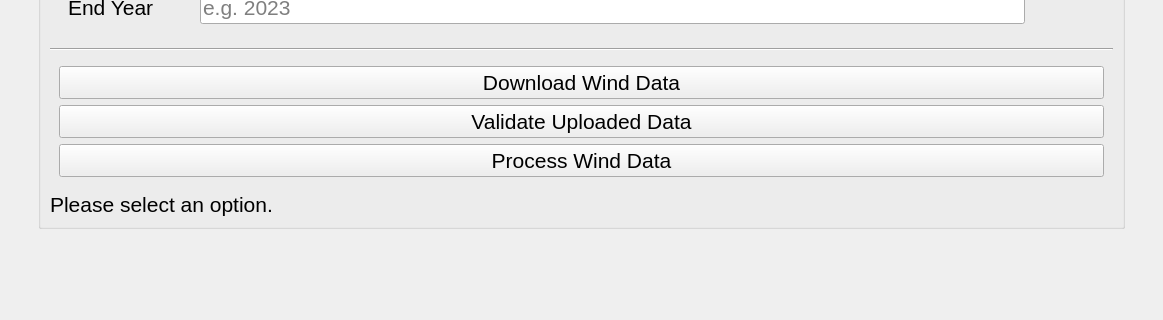
Qt form progress/ui/forms/wind/wind.ui (sandialabs/snl-progress) before a commit; both pictures show x 0 to 1163 and y 441 to 761 of the 1163 by 908 pixel window.
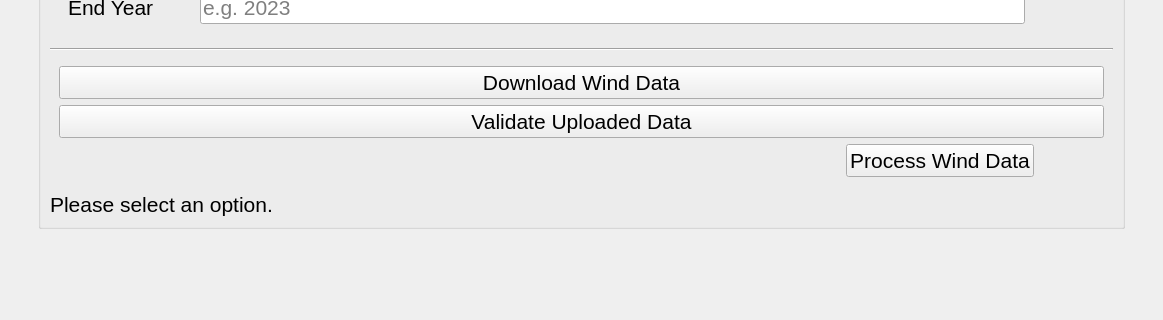
The same form after that commit. Icons and pictures are not drawn.

Commit message:
feat: wire wind page download and transition rate processing with background threads
Implement the full wind data workflow on the GUI side:
- Add ERA5 download handler with year validation and confirmation
- Add transition rate processing via WorkerThread, read back t_rate.xlsx
  into DataHandler.tr_mats on success
- Add user data validation path with separate process flow
- Replace print statements with structured logging in mod_wind.py
- Configure CDSAPI client timeout and retry settings
- Wrap process button in frame_process_wind with info help button

Diff of the .ui file:
```diff
--- a/progress/ui/forms/wind/wind.ui
+++ b/progress/ui/forms/wind/wind.ui
@@ -307,10 +307,67 @@
                     </widget>
                    </item>
                    <item>
-                    <widget class="QPushButton" name="btn_process_wind">
-                     <property name="text">
-                      <string>Process Wind Data</string>
+                    <widget class="QFrame" name="frame_process_wind">
+                     <property name="frameShape">
+                      <enum>QFrame::NoFrame</enum>
                      </property>
+                     <property name="frameShadow">
+                      <enum>QFrame::Plain</enum>
+                     </property>
+                     <layout class="QHBoxLayout" name="horizontalLayout">
+                      <property name="leftMargin">
+                       <number>0</number>
+                      </property>
+                      <property name="topMargin">
+                       <number>0</number>
+                      </property>
+                      <property name="rightMargin">
+                       <number>0</number>
+                      </property>
+                      <property name="bottomMargin">
+                       <number>0</number>
+                      </property>
+                      <item>
+                       <spacer name="horizontalSpacer">
+                        <property name="orientation">
+                         <enum>Qt::Horizontal</enum>
+                        </property>
+                        <property name="sizeHint" stdset="0">
+                         <size>
+                          <width>40</width>
+                          <height>20</height>
+                         </size>
+                        </property>
+                       </spacer>
+                      </item>
+                      <item>
+                       <widget class="QPushButton" name="btn_process_wind">
+                        <property name="text">
+                         <string>Process Wind Data</string>
+                        </property>
+                       </widget>
+                      </item>
+                      <item>
+                       <widget class="QPushButton" name="btn_process_info">
+                        <property name="text">
+                         <string/>
+                        </property>
+                        <property name="icon">
+                         <iconset resource="../../../../../forks/snl-progress/progress/resources.qrc">
+                          <normaloff>:/icons/Images/icons/about.png</normaloff>:/icons/Images/icons/about.png</iconset>
+                        </property>
+                        <property name="iconSize">
+                         <size>
+                          <width>40</width>
+                          <height>40</height>
+                         </size>
+                        </property>
+                        <property name="flat">
+                         <bool>true</bool>
+                        </property>
+                       </widget>
+                      </item>
+                     </layout>
                     </widget>
                    </item>
                   </layout>
```
Left out of the diff: 6 changed lines with no effect on the pictures. The commit also changes 7 other files.
